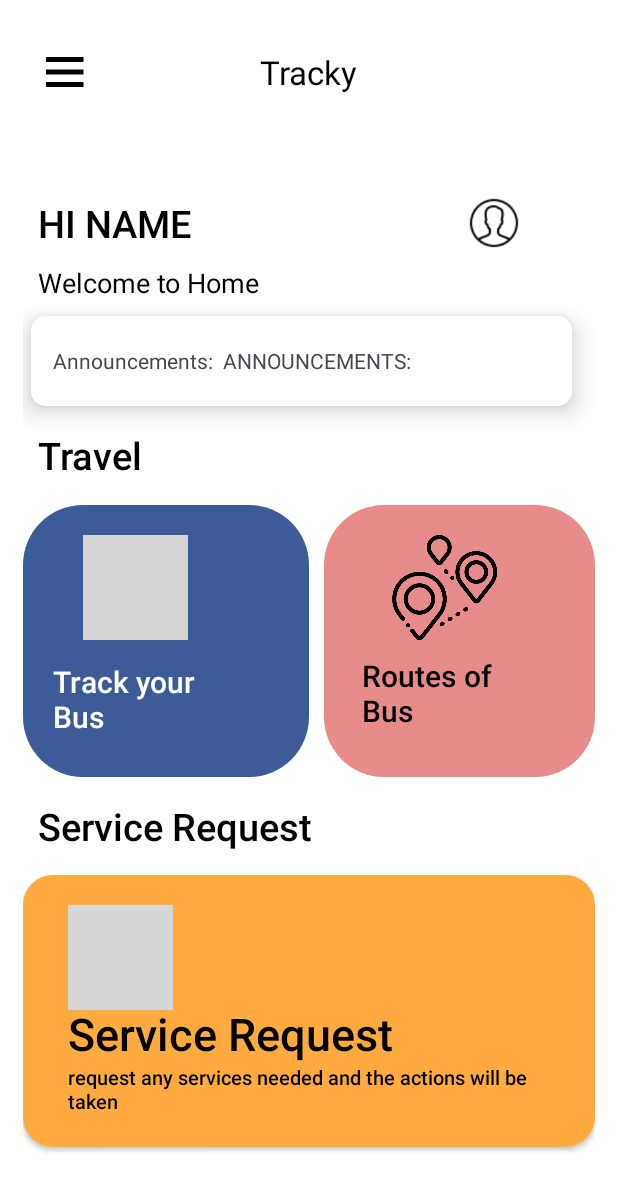
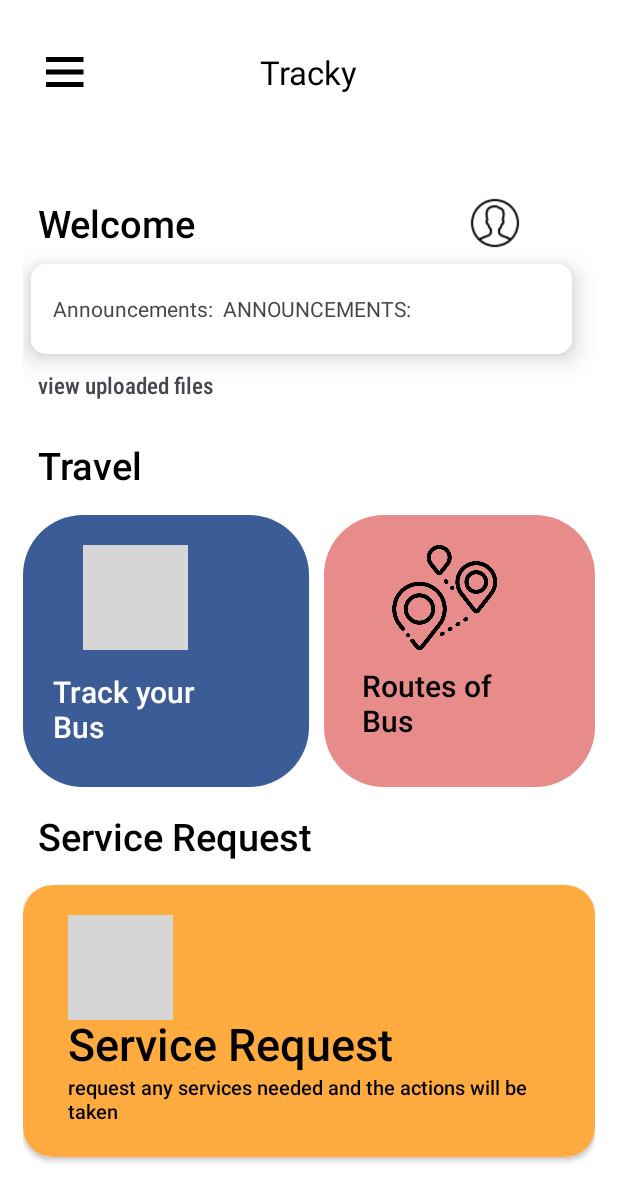
Before and after one commit to AravinthCM/Location-Track-user, an Android app: the UserHomeActivity screen opened directly, with no data from a screen before it, on a phone screen of 412 x 824 dp. Shown: the top 1201 px of the screen. Run offline under Robolectric (Android 15) with nearby library versions, the phone set to English and light mode, and no system bars; our stand-ins replace Firebase (no records; nobody signed in at launch, a user with empty details on screens opened directly); grey boxes are pictures that could not be loaded.

Commit message:
pdf retreive and text announce upgrade.

```diff
--- a/app/src/main/java/com/example/locationtrack/BusdetailsActivity.java
+++ b/app/src/main/java/com/example/locationtrack/BusdetailsActivity.java
@@ -17,7 +17,6 @@ import java.util.ArrayList;
 import java.util.List;
 
 public class BusdetailsActivity extends AppCompatActivity {
-
     private RecyclerView recyclerView;
     private DriverAdapter adapter;
     private List<DriverModel> driverList;
@@ -37,8 +36,6 @@ public class BusdetailsActivity extends AppCompatActivity {
         recyclerView.setAdapter(adapter);
 
         databaseReference = FirebaseDatabase.getInstance().getReference("drivers");
-
-        // Add a listener for the drivers node
         databaseReference.addValueEventListener(new ValueEventListener() {
             @Override
             public void onDataChange(@NonNull DataSnapshot dataSnapshot) {
@@ -49,10 +46,8 @@ public class BusdetailsActivity extends AppCompatActivity {
                 }
                 adapter.notifyDataSetChanged();
             }
-
             @Override
             public void onCancelled(@NonNull DatabaseError databaseError) {
-                // Handle errors here
             }
         });
     }
--- a/app/src/main/java/com/example/locationtrack/UserHomeActivity.java
+++ b/app/src/main/java/com/example/locationtrack/UserHomeActivity.java
@@ -53,13 +53,13 @@ public class UserHomeActivity extends AppCompatActivity {
         trackBus=findViewById(R.id.trackBus);
         serviceLayout=findViewById(R.id.cardREQ);
 
-        DatabaseReference databaseReference = FirebaseDatabase.getInstance().getReference("Announcement");
+        DatabaseReference databaseReference = FirebaseDatabase.getInstance().getReference("Text Announcements");
 
         databaseReference.limitToLast(1).addListenerForSingleValueEvent(new ValueEventListener() {
             @Override
             public void onDataChange(@NonNull DataSnapshot dataSnapshot) {
                 for (DataSnapshot snapshot : dataSnapshot.getChildren()) {
-                    String latestAnnouncement = snapshot.child("announce").getValue(String.class);
+                    String latestAnnouncement = snapshot.getValue(String.class);
                     TextView announcementTextView = findViewById(R.id.Announcement);
                     announcementTextView.setText(latestAnnouncement);
                 }
@@ -83,6 +83,16 @@ public class UserHomeActivity extends AppCompatActivity {
             @Override
             public void onClick(View v) {
                 Intent intent = new Intent(UserHomeActivity.this,ProfileActivity.class);
+                startActivity(intent);
+            }
+        });
+
+        TextView pdf=findViewById(R.id.pdf);
+
+        pdf.setOnClickListener(new View.OnClickListener() {
+            @Override
+            public void onClick(View v) {
+                Intent intent = new Intent(UserHomeActivity.this,RetrievePdfActivity.class);
                 startActivity(intent);
             }
         });
--- a/app/src/main/res/layout/busdetails.xml
+++ b/app/src/main/res/layout/busdetails.xml
@@ -49,8 +49,4 @@
 
         </LinearLayout>
     </ScrollView>
-
-
-
-
 </LinearLayout>
--- a/app/src/main/res/layout/user_home.xml
+++ b/app/src/main/res/layout/user_home.xml
@@ -16,7 +16,7 @@
         tools:context=".HomePageActivity"
         tools:openDrawer="start">
 
-        <ScrollView
+    <ScrollView
             android:id="@+id/android_large___1"
             android:layout_width="match_parent"
             android:layout_height="match_parent">
@@ -73,7 +73,7 @@
                             android:layout_marginTop="20dp"
                             android:layout_weight="1"
                             android:fontFamily="sans-serif-medium"
-                            android:text="@string/hi_name_string"
+                            android:text="Welcome"
                             android:textColor="@color/hi_name_color"
                             android:textSize="25sp" />
 
@@ -87,18 +87,6 @@
                             android:gravity="center"
                             android:src="@drawable/profileeee" />
                     </LinearLayout>
-
-
-                    <TextView
-                        android:id="@+id/welcome_to_home"
-                        android:layout_width="wrap_content"
-                        android:layout_height="wrap_content"
-                        android:layout_marginStart="10dp"
-                        android:layout_marginTop="10dp"
-                        android:text="@string/welcome_to_home_string"
-                        android:textColor="@color/hi_name_color"
-                        android:textSize="18sp" />
-
 
                     <androidx.cardview.widget.CardView
                         android:layout_width="match_parent"
@@ -130,6 +118,15 @@
                             android:text="ANNOUNCEMENTS:" />
 
                     </androidx.cardview.widget.CardView>
+
+                    <TextView
+                        android:id="@+id/pdf"
+                        android:layout_width="match_parent"
+                        android:layout_height="wrap_content"
+                        android:text="view uploaded files"
+                        android:layout_margin="10dp"
+                        android:fontFamily="sans-serif-condensed-medium"
+                        android:textSize="15dp"/>
 
 
                     <TextView
--- /dev/null
+++ b/app/src/main/res/xml/file_paths.xml
@@ -0,0 +1,6 @@
+<?xml version="1.0" encoding="utf-8"?>
+<paths xmlns:android="http://schemas.android.com/apk/res/android">
+    <cache-path
+        name="cache"
+        path="." />
+</paths>
```
Also changed, not shown: app/src/main/AndroidManifest.xml (+16 -4 lines), app/src/main/java/com/example/locationtrack/DriverAdapter.java (+1 -8 lines), app/src/main/java/com/example/locationtrack/PublishAnnouncement.java (+3 -29 lines), app/src/main/java/com/example/locationtrack/RetrievePdfActivity.java (added, +107 -0 lines), app/src/main/res/layout/publish_announcement.xml (+0 -8 lines), app/src/main/res/layout/retrieve_pdf.xml (added, +22 -0 lines).
